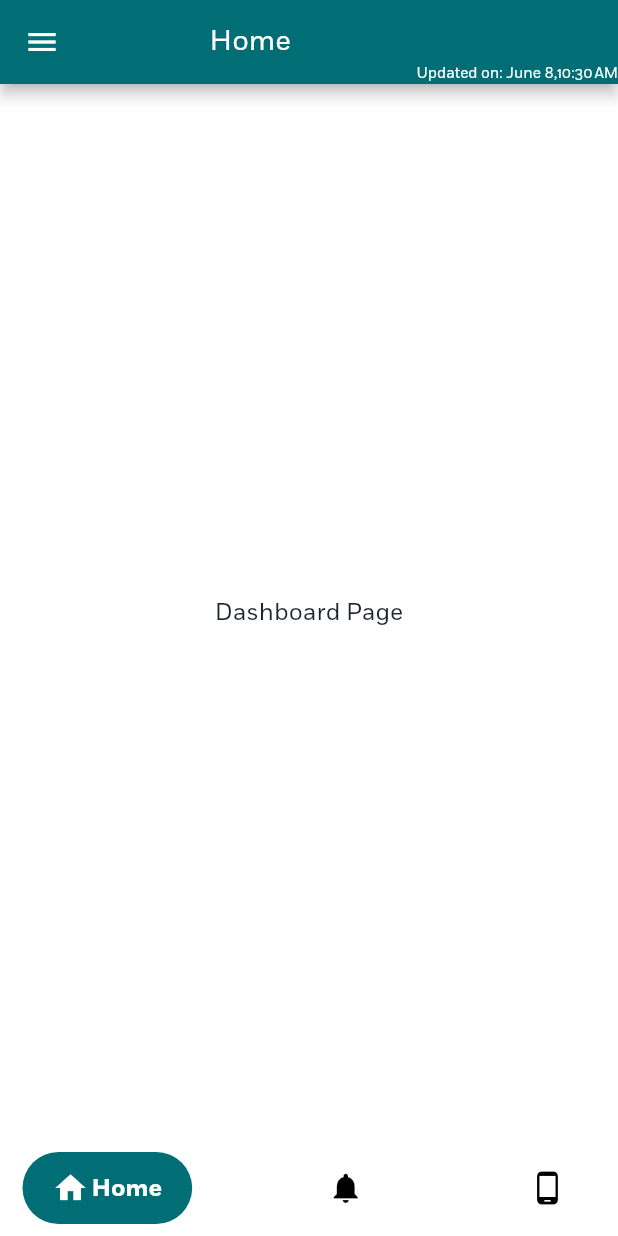
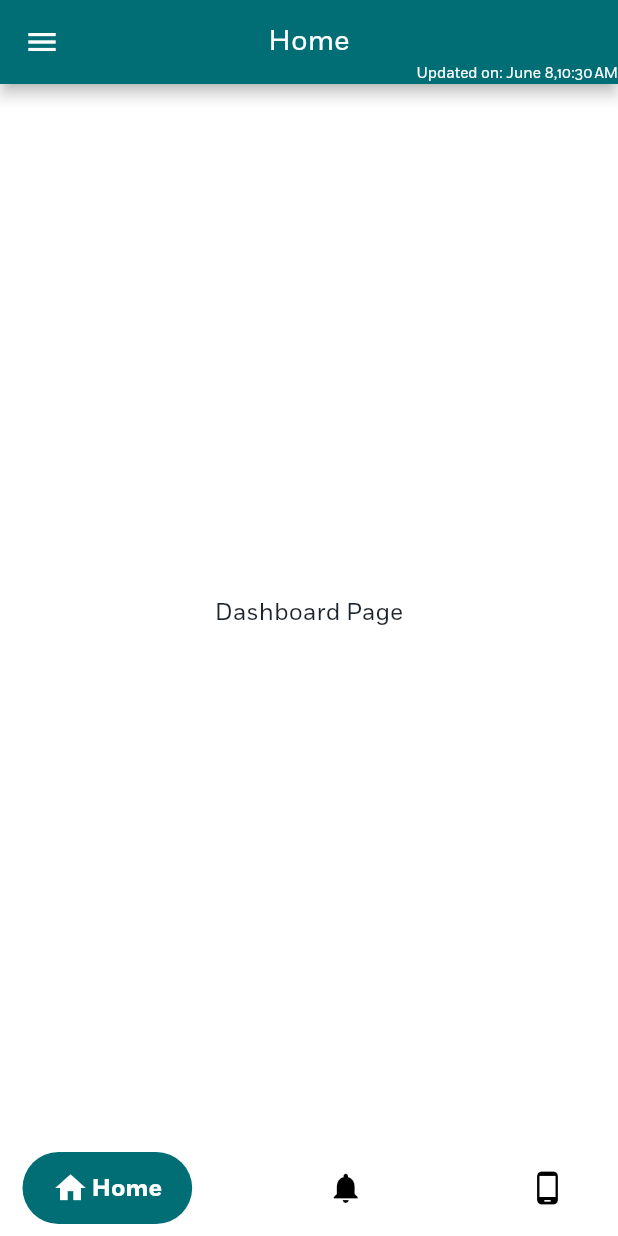
Before and after one commit to noeljolly09/idec_face, a Flutter app: the CustomNavigationBar screen opened by its route, on a phone screen of 412 x 824 dp. Run offline on Flutter 3.47's test engine with Material 2 defaults, Android fonts, the light colour scheme and no system bars; drawn by our look-alikes of google_nav_bar; our stand-ins replace connectivity, dio, flutter_riverpod, flutter_spinkit, flutter_svg, package_info_plus and 1 more; missing offline and left inert: country_list_pick, drop_down_list.

```diff
--- a/lib/custom_widgets/navigation_bar.dart
+++ b/lib/custom_widgets/navigation_bar.dart
@@ -47,7 +47,8 @@ class _CustomNavigationBarState extends ConsumerState<CustomNavigationBar> {
         drawer: const MyDrawer(),
         appBar: AppBar(
           backgroundColor: AppConstants.primaryColor,
-          title: Center(child: Text(appbartitle[selectedIndex])),
+          centerTitle: true,
+          title: Text(appbartitle[selectedIndex]),
           actions: [
             Align(
                 alignment: Alignment.bottomRight,
--- a/lib/custom_widgets/textfields/forgotPassword_textField.dart
+++ b/lib/custom_widgets/textfields/forgotPassword_textField.dart
@@ -1,3 +1,4 @@
+
 import 'package:drop_down_list/drop_down_list.dart';
 import 'package:flutter/material.dart';
 import 'package:flutter_riverpod/flutter_riverpod.dart';
--- a/lib/screens/registration/registration_screen.dart
+++ b/lib/screens/registration/registration_screen.dart
@@ -98,8 +98,10 @@ class _RegistrationPageState extends ConsumerState<RegistrationPage> {
   Widget build(BuildContext context) {
     double height20 = MediaQuery.of(context).size.height / 42.02;
     double height78 = MediaQuery.of(context).size.height / 10.25;
+
     final networkStatus = ref.read(connectivityNotifierProvider).status;
     initListeners(networkStatus);
+
     return SafeArea(
       child: Form(
         key: _formKey,
--- a/lib/screens/registration/widgets/personal_data.dart
+++ b/lib/screens/registration/widgets/personal_data.dart
@@ -35,6 +35,7 @@ class _GenderPageRegistrationState
   List<SelectedListItem> _listOfnationality = [];
   List<SelectedListItem> _listOfbloodgroups = [];
   bool isConfigreceived = false;
+
   @override
   void initState() {
     super.initState();
--- a/lib/utility/extensions/string_utility.dart
+++ b/lib/utility/extensions/string_utility.dart
@@ -7,7 +7,6 @@ extension StringUtility on String {
       bool value = RegExp(
               r'^(([^<>()[\]\\.,;:\s@\"]+(\.[^<>()[\]\\.,;:\s@\"]+)*)|(\".+\"))@((\[[0-9]{1,3}\.[0-9]{1,3}\.[0-9]{1,3}\.[0-9]{1,3}\])|(([a-zA-Z\-0-9]+\.)+[a-zA-Z]{2,}))$')
           .hasMatch(this);
-      print(value);
       if (!value) {
         return "Enter valid mail";
       } else {
--- a/pubspec.yaml
+++ b/pubspec.yaml
@@ -15,7 +15,7 @@ publish_to: 'none' # Remove this line if you wish to publish to pub.dev
 # In iOS, build-name is used as CFBundleShortVersionString while build-number used as CFBundleVersion.
 # Read more about iOS versioning at
 # https://developer.apple.com/library/archive/documentation/General/Reference/InfoPlistKeyReference/Articles/CoreFoundationKeys.html
-version: 1.0.8+9
+version: 1.0.9+10
 
 environment:
   sdk: ">=2.16.2 <3.0.0"
```
Also changed, not shown: lib/screens/forgot_password.dart (+5 -4 lines).
